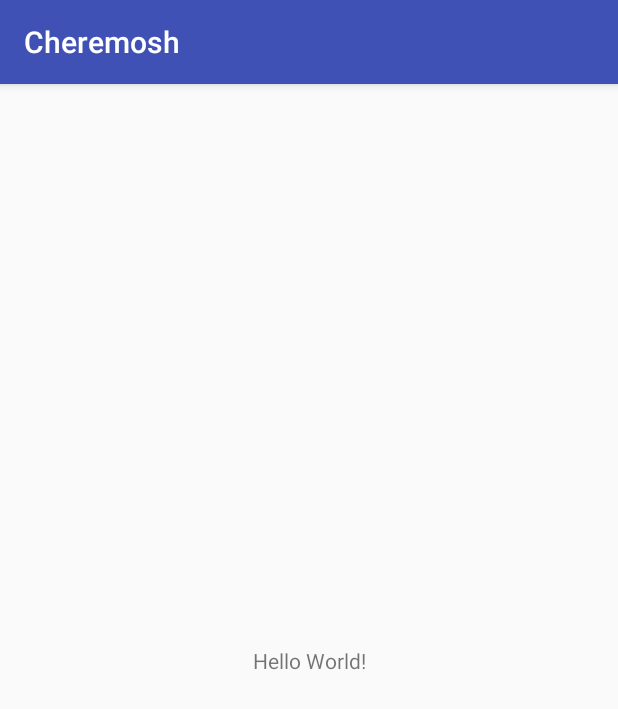
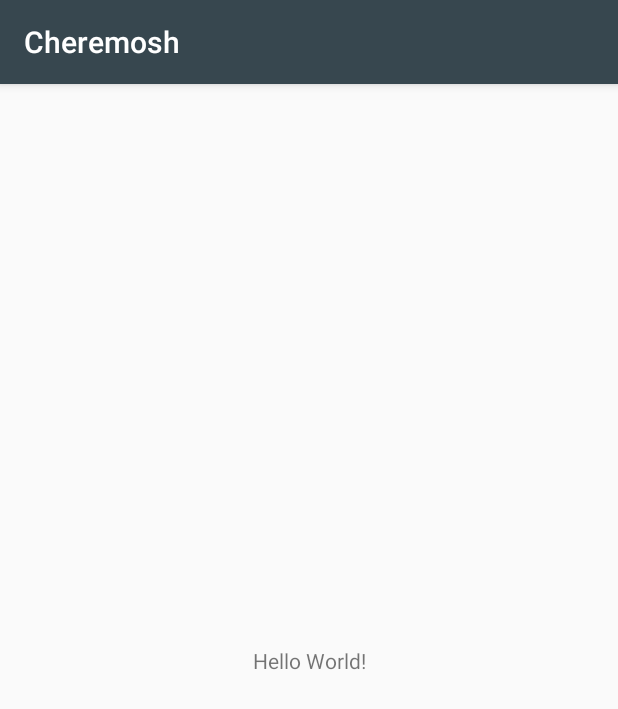
Before and after one commit to zamahaka/Cheremosh, an Android app: the screen it shows after launch (MainActivity), on a phone screen of 412 x 824 dp. Shown: the top 709 px of the screen. Run offline under Robolectric (Android 15) with nearby library versions, the light colour scheme and no system bars; libraries missing offline, so code that uses them is left out: com.firebase.ui; 2 statements that could not run were skipped.

Commit message:
Change theme colors

```diff
--- a/app/src/main/res/values/colors.xml
+++ b/app/src/main/res/values/colors.xml
@@ -1,6 +1,7 @@
-<?xml version="1.0" encoding="utf-8"?>
+<!--?xml version="1.0" encoding="UTF-8"?-->
 <resources>
-    <color name="colorPrimary">#3F51B5</color>
-    <color name="colorPrimaryDark">#303F9F</color>
-    <color name="colorAccent">#FF4081</color>
+    <color name="colorPrimary">#37474f</color>
+    <color name="colorPrimaryDark">#62727b</color>
+    <color name="colorAccent">#102027</color>
+    <color name="colorPrimaryText">#ffffff</color>
 </resources>
```
